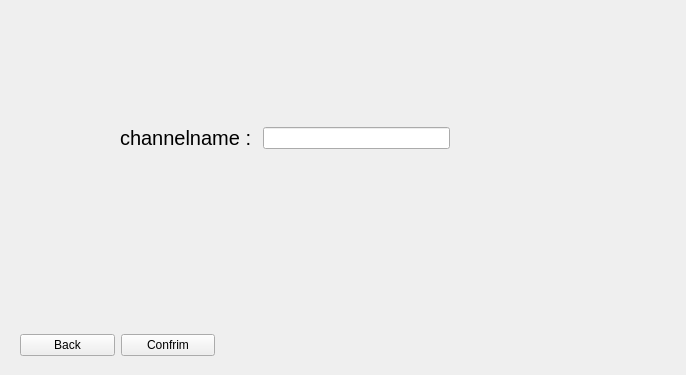
This is untitled/joinchannel.ui in MohamadKhavaran/M2-Massenger as Qt 5 draws it before an edit. The edited form follows.
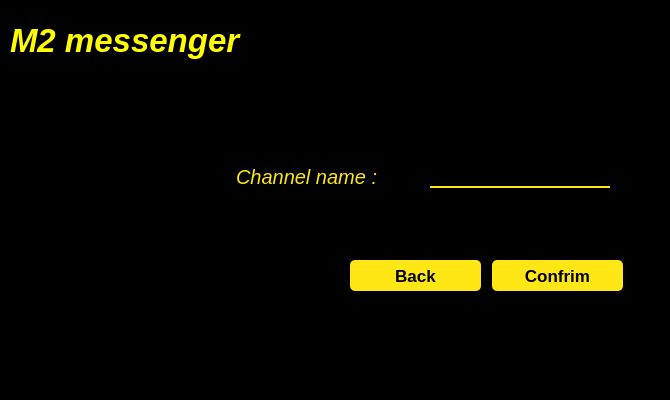
This is the edited form. Icons and pictures are not drawn.

```diff
--- a/untitled/joinchannel.ui
+++ b/untitled/joinchannel.ui
@@ -6,65 +6,169 @@
    <rect>
     <x>0</x>
     <y>0</y>
-    <width>686</width>
-    <height>375</height>
+    <width>670</width>
+    <height>400</height>
    </rect>
   </property>
   <property name="windowTitle">
    <string>Form</string>
   </property>
-  <widget class="QWidget" name="">
+  <property name="styleSheet">
+   <string notr="true">background-color:rgba(0, 0, 0, 255);</string>
+  </property>
+  <widget class="QLabel" name="label">
    <property name="geometry">
     <rect>
-     <x>20</x>
-     <y>330</y>
-     <width>195</width>
+     <x>236</x>
+     <y>160</y>
+     <width>181</width>
+     <height>34</height>
+    </rect>
+   </property>
+   <property name="font">
+    <font>
+     <pointsize>15</pointsize>
+     <italic>true</italic>
+    </font>
+   </property>
+   <property name="styleSheet">
+    <string notr="true">color:rgba(254, 231, 21, 1);</string>
+   </property>
+   <property name="text">
+    <string>Channel name :</string>
+   </property>
+  </widget>
+  <widget class="QLineEdit" name="lineEdit">
+   <property name="geometry">
+    <rect>
+     <x>430</x>
+     <y>160</y>
+     <width>180</width>
+     <height>28</height>
+    </rect>
+   </property>
+   <property name="styleSheet">
+    <string notr="true">bbackground-color:rgba(0, 0, 0, 0);
+border:none;
+border-bottom:2px solid rgba(254, 231, 21, 1);
+color:rgba(255, 255, 255, 255);
+padding-bottom:7px;</string>
+   </property>
+  </widget>
+  <widget class="QPushButton" name="pushButton">
+   <property name="geometry">
+    <rect>
+     <x>492</x>
+     <y>260</y>
+     <width>131</width>
      <height>31</height>
     </rect>
    </property>
-   <layout class="QHBoxLayout" name="horizontalLayout">
-    <item>
-     <widget class="QPushButton" name="pushButton_2">
-      <property name="text">
-       <string>Back</string>
-      </property>
-     </widget>
-    </item>
-    <item>
-     <widget class="QPushButton" name="pushButton">
-      <property name="text">
-       <string>Confrim</string>
-      </property>
-     </widget>
-    </item>
-   </layout>
+   <property name="font">
+    <font>
+     <pointsize>13</pointsize>
+     <bold>true</bold>
+    </font>
+   </property>
+   <property name="styleSheet">
+    <string notr="true">QPushButton#pushButton{
+	background-color:rgba(254, 231, 21, 1);
+	color:rgba(0, 0, 0, 255);
+	border-radius:5px;
+}
+
+QPushButton#pushButton:hover{
+	background-color:rgb(0, 255, 0);
+
+}
+
+QPushButton#pushButton:pressed{
+	padding-left:5px;
+	padding-top:5px;
+	background-color:rgba(150,123, 111, 255);
+}
+
+
+</string>
+   </property>
+   <property name="text">
+    <string>Confrim</string>
+   </property>
   </widget>
-  <widget class="QWidget" name="">
+  <widget class="QPushButton" name="pushButton_2">
    <property name="geometry">
     <rect>
-     <x>120</x>
-     <y>120</y>
-     <width>330</width>
-     <height>36</height>
+     <x>350</x>
+     <y>260</y>
+     <width>131</width>
+     <height>31</height>
     </rect>
    </property>
-   <layout class="QHBoxLayout" name="horizontalLayout_2">
-    <item>
-     <widget class="QLabel" name="label">
-      <property name="font">
-       <font>
-        <pointsize>15</pointsize>
-       </font>
-      </property>
-      <property name="text">
-       <string>channelname : </string>
-      </property>
-     </widget>
-    </item>
-    <item>
-     <widget class="QLineEdit" name="lineEdit"/>
-    </item>
-   </layout>
+   <property name="font">
+    <font>
+     <pointsize>13</pointsize>
+     <bold>true</bold>
+    </font>
+   </property>
+   <property name="styleSheet">
+    <string notr="true">QPushButton#pushButton_2{
+	background-color:rgba(254, 231, 21, 1);
+	color:rgba(0, 0, 0, 255);
+	border-radius:5px;
+}
+
+QPushButton#pushButton_2:hover{
+	background-color:rgb(255, 0, 0);
+}
+
+QPushButton#pushButton_2:pressed{
+	padding-left:5px;
+	padding-top:5px;
+	background-color:rgba(150,123, 111, 255);
+}</string>
+   </property>
+   <property name="text">
+    <string>Back</string>
+   </property>
+  </widget>
+  <widget class="QLabel" name="label_2">
+   <property name="geometry">
+    <rect>
+     <x>10</x>
+     <y>10</y>
+     <width>291</width>
+     <height>61</height>
+    </rect>
+   </property>
+   <property name="font">
+    <font>
+     <pointsize>25</pointsize>
+     <italic>true</italic>
+     <bold>true</bold>
+    </font>
+   </property>
+   <property name="styleSheet">
+    <string notr="true">color:rgb(255,255,0)	;</string>
+   </property>
+   <property name="text">
+    <string>M2 messenger</string>
+   </property>
+  </widget>
+  <widget class="QLabel" name="label_3">
+   <property name="geometry">
+    <rect>
+     <x>70</x>
+     <y>110</y>
+     <width>131</width>
+     <height>151</height>
+    </rect>
+   </property>
+   <property name="styleSheet">
+    <string notr="true">image: url(:/icons/channel icon.png);</string>
+   </property>
+   <property name="text">
+    <string/>
+   </property>
   </widget>
  </widget>
  <resources/>
```
